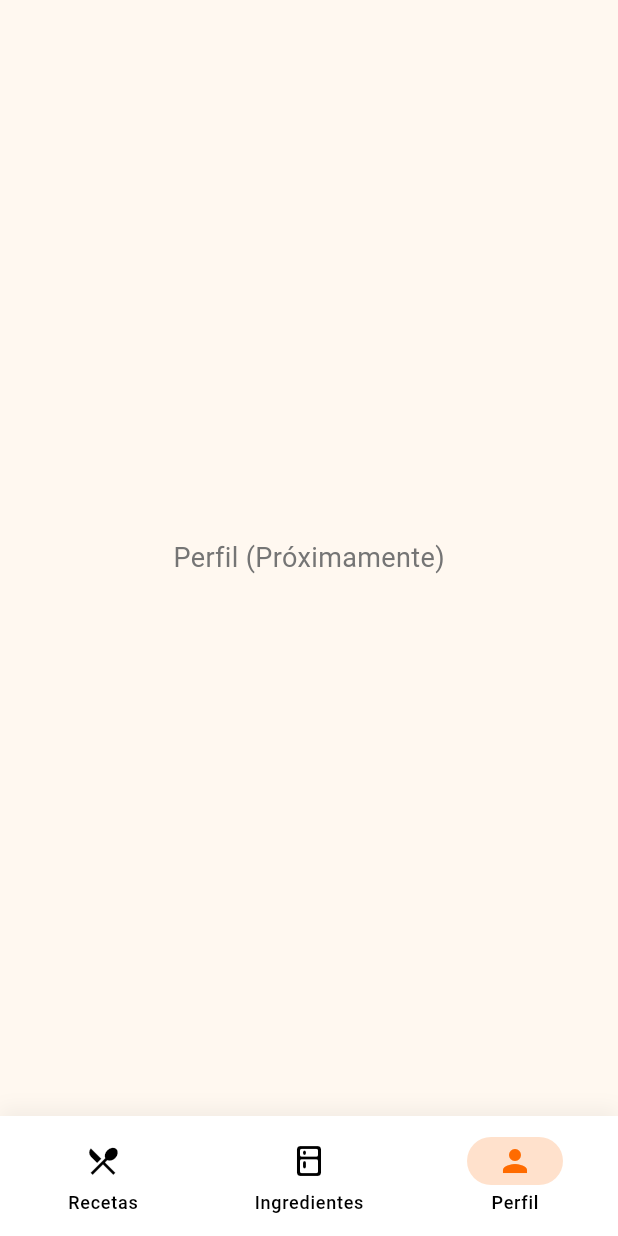
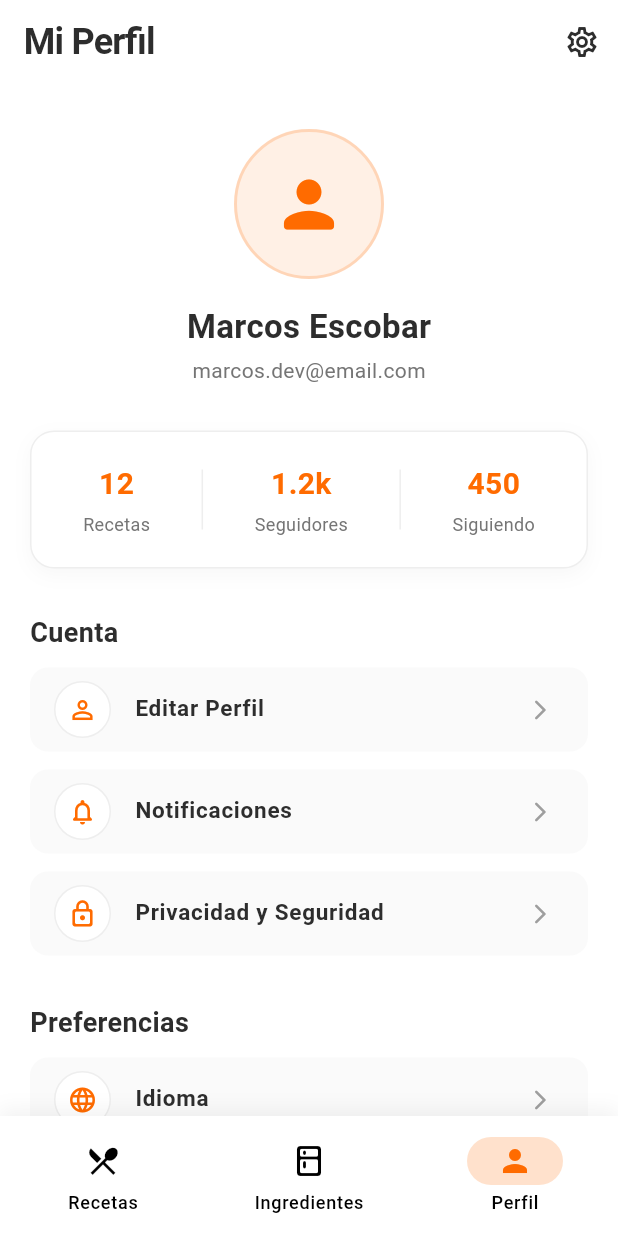
Before and after one commit to IMarcusDev/Laboratorio1U2_27843_moviles, a Flutter app: the screen it shows after launch, item 3 of the bottom bar chosen, on a phone screen of 412 x 824 dp. Run offline on Flutter 3.47's test engine with Material 3 defaults, Android fonts, the phone set to English and light mode, and no system bars; our stand-ins replace lottie, shimmer; network calls fail.

Commit message:
feat: implement static profile page

```diff
--- a/lib/src/presentation/views/main_navigation_screen.dart
+++ b/lib/src/presentation/views/main_navigation_screen.dart
@@ -2,6 +2,7 @@ import 'package:flutter/material.dart';
 import 'package:laboratorio1u2_27843_app/src/presentation/theme/app_colors.dart';
 import 'package:laboratorio1u2_27843_app/src/presentation/views/home_page.dart';
 import 'package:laboratorio1u2_27843_app/src/presentation/views/ingredients_page.dart';
+import 'package:laboratorio1u2_27843_app/src/presentation/views/profile_page.dart';
 
 class MainNavigationScreen extends StatefulWidget {
   const MainNavigationScreen({super.key});
@@ -15,7 +16,7 @@ class _MainNavigationScreenState extends State<MainNavigationScreen> {
   final List<Widget> _pages = [
     const HomePage(),
     const IngredientsPage(),
-    const Center(child: Text("Perfil (Próximamente)", style: TextStyle(fontSize: 18, color: AppColors.textSecondary))),
+    const ProfilePage(),
   ];
 
   @override
--- /dev/null
+++ b/lib/src/presentation/views/profile_page.dart
@@ -0,0 +1,177 @@
+import 'package:flutter/material.dart';
+import 'package:laboratorio1u2_27843_app/src/presentation/theme/app_colors.dart';
+
+class ProfilePage extends StatelessWidget {
+  const ProfilePage({super.key});
+
+  @override
+  Widget build(BuildContext context) {
+    return Scaffold(
+      backgroundColor: Colors.white,
+      appBar: AppBar(
+        title: const Text(
+          "Mi Perfil",
+          style: TextStyle(fontWeight: FontWeight.bold, color: AppColors.textPrimary),
+        ),
+        backgroundColor: Colors.white,
+        elevation: 0,
+        centerTitle: false,
+        automaticallyImplyLeading: false,
+        actions: [
+          IconButton(
+            onPressed: () {},
+            icon: const Icon(Icons.settings_outlined, color: AppColors.textPrimary),
+          )
+        ],
+      ),
+      body: SingleChildScrollView(
+        physics: const BouncingScrollPhysics(),
+        padding: const EdgeInsets.symmetric(horizontal: 20, vertical: 10),
+        child: Column(
+          children: [
+            const SizedBox(height: 20),
+
+            Center(
+              child: Column(
+                children: [
+                  Container(
+                    width: 100,
+                    height: 100,
+                    decoration: BoxDecoration(
+                      color: AppColors.primary.withOpacity(0.1),
+                      shape: BoxShape.circle,
+                      border: Border.all(color: AppColors.primary.withOpacity(0.2), width: 2),
+                    ),
+                    child: const Icon(Icons.person_rounded, size: 50, color: AppColors.primary),
+                  ),
+                  const SizedBox(height: 16),
+                  const Text(
+                    "Marcos Escobar",
+                    style: TextStyle(fontSize: 22, fontWeight: FontWeight.bold, color: AppColors.textPrimary),
+                  ),
+                  const SizedBox(height: 4),
+                  const Text(
+                    "marcos.dev@email.com",
+                    style: TextStyle(fontSize: 14, color: AppColors.textSecondary),
+                  ),
+                ],
+              ),
+            ),
+
+            const SizedBox(height: 30),
+
+            Container(
+              padding: const EdgeInsets.symmetric(vertical: 20),
+              decoration: BoxDecoration(
+                color: Colors.white,
+                borderRadius: BorderRadius.circular(16),
+                border: Border.all(color: const Color(0xFFEEEEEE)),
+                boxShadow: [
+                  BoxShadow(
+                    color: Colors.black.withOpacity(0.03),
+                    blurRadius: 10,
+                    offset: const Offset(0, 4),
+                  )
+                ],
+              ),
+              child: Row(
+                mainAxisAlignment: MainAxisAlignment.spaceEvenly,
+                children: [
+                  _buildStatItem("Recetas", "12"),
+                  Container(width: 1, height: 40, color: Colors.grey.shade200),
+                  _buildStatItem("Seguidores", "1.2k"),
+                  Container(width: 1, height: 40, color: Colors.grey.shade200),
+                  _buildStatItem("Siguiendo", "450"),
+                ],
+              ),
+            ),
+
+            const SizedBox(height: 30),
+
+            const Align(
+              alignment: Alignment.centerLeft,
+              child: Text("Cuenta", style: TextStyle(fontSize: 18, fontWeight: FontWeight.bold, color: AppColors.textPrimary)),
+            ),
+            const SizedBox(height: 10),
+
+            _buildMenuItem(icon: Icons.person_outline, text: "Editar Perfil"),
+            _buildMenuItem(icon: Icons.notifications_none_rounded, text: "Notificaciones"),
+            _buildMenuItem(icon: Icons.lock_outline_rounded, text: "Privacidad y Seguridad"),
+
+            const SizedBox(height: 20),
+            const Align(
+              alignment: Alignment.centerLeft,
+              child: Text("Preferencias", style: TextStyle(fontSize: 18, fontWeight: FontWeight.bold, color: AppColors.textPrimary)),
+            ),
+            const SizedBox(height: 10),
+
+            _buildMenuItem(icon: Icons.language, text: "Idioma"),
+            _buildMenuItem(icon: Icons.dark_mode_outlined, text: "Tema Oscuro"),
+
+            const SizedBox(height: 20),
+
+            SizedBox(
+              width: double.infinity,
+              child: TextButton(
+                onPressed: () {},
+                style: TextButton.styleFrom(
+                  padding: const EdgeInsets.symmetric(vertical: 16),
+                  shape: RoundedRectangleBorder(borderRadius: BorderRadius.circular(12)),
+                  backgroundColor: const Color(0xFFFFEBEE),
+                ),
+                child: const Text(
+                  "Cerrar Sesión",
+                  style: TextStyle(color: Colors.red, fontWeight: FontWeight.bold, fontSize: 16),
+                ),
+              ),
+            ),
+            const SizedBox(height: 30),
+          ],
+        ),
+      ),
+    );
+  }
+
+  Widget _buildStatItem(String label, String value) {
+    return Column(
+      children: [
+        Text(
+          value,
+          style: const TextStyle(fontSize: 20, fontWeight: FontWeight.bold, color: AppColors.primary),
+        ),
+        const SizedBox(height: 4),
+        Text(
+          label,
+          style: const TextStyle(fontSize: 12, color: AppColors.textSecondary),
+        ),
+      ],
+    );
+  }
+
+  Widget _buildMenuItem({required IconData icon, required String text}) {
+    return Container(
+      margin: const EdgeInsets.only(bottom: 12),
+      decoration: BoxDecoration(
+        color: const Color(0xFFFAFAFA),
+        borderRadius: BorderRadius.circular(12),
+      ),
+      child: ListTile(
+        leading: Container(
+          padding: const EdgeInsets.all(8),
+          decoration: BoxDecoration(
+            color: Colors.white,
+            shape: BoxShape.circle,
+            border: Border.all(color: Colors.grey.shade200),
+          ),
+          child: Icon(icon, color: AppColors.primary, size: 20),
+        ),
+        title: Text(
+          text,
+          style: const TextStyle(fontWeight: FontWeight.w600, fontSize: 15, color: AppColors.textPrimary),
+        ),
+        trailing: const Icon(Icons.arrow_forward_ios_rounded, size: 16, color: Colors.grey),
+        onTap: () {},
+      ),
+    );
+  }
+}
```
